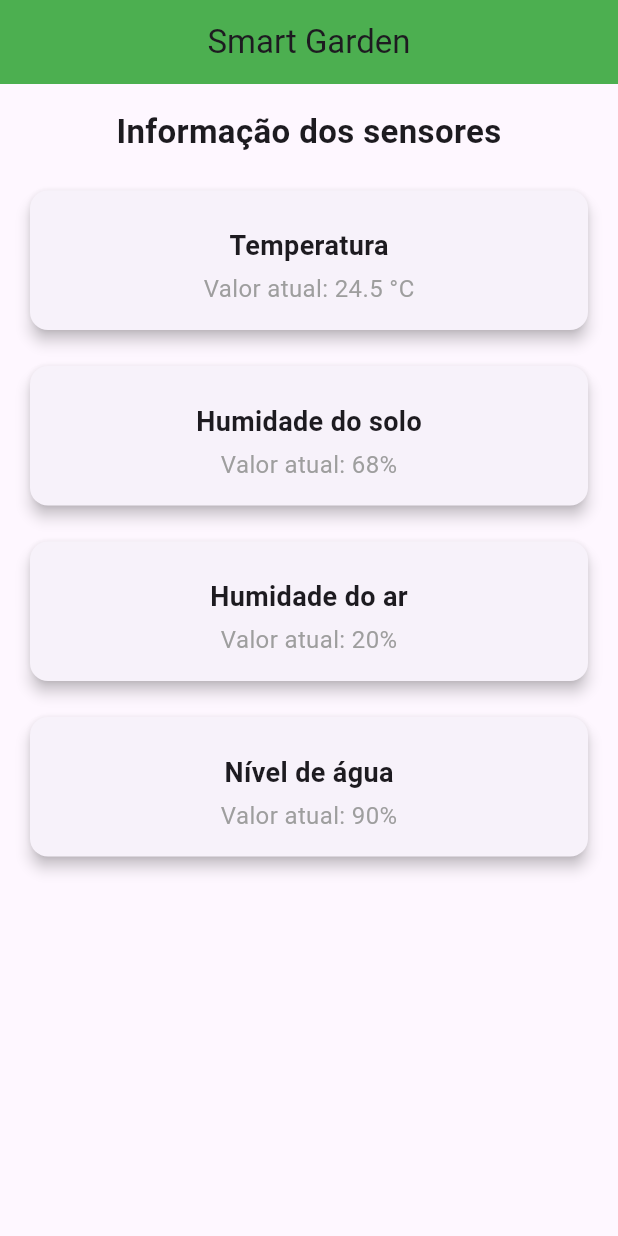
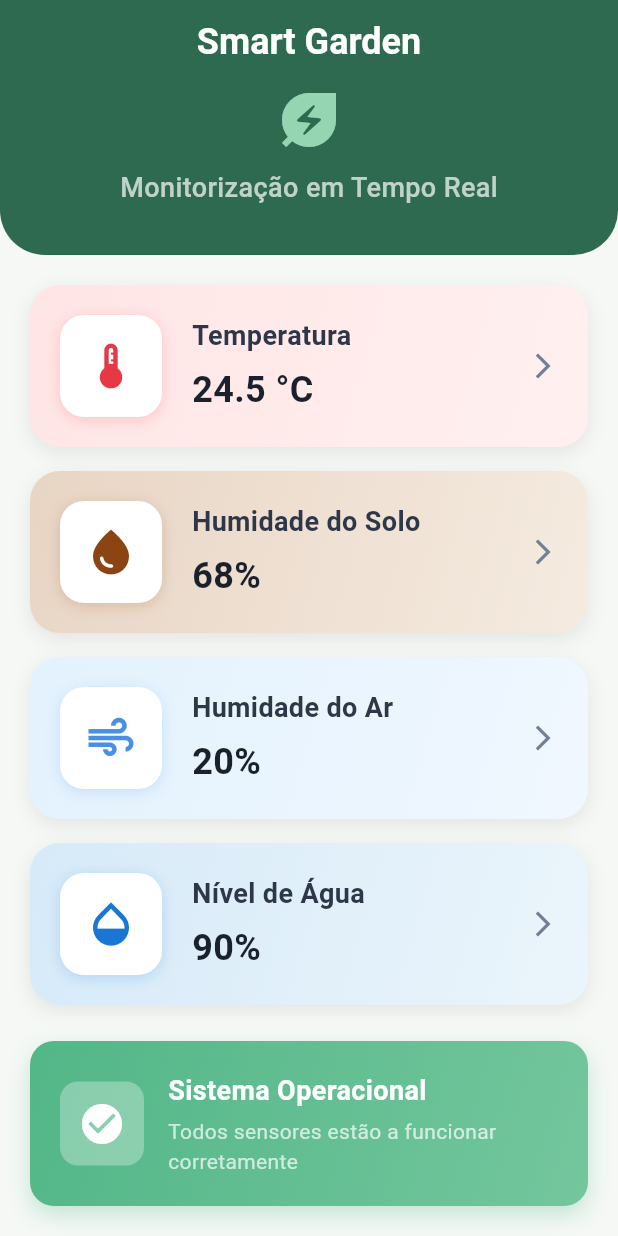
Before and after one commit to francisco5321/Smart-garden, a Flutter app: the screen it shows after launch, on a phone screen of 412 x 824 dp. Run offline on Flutter 3.47's test engine with Material 3 defaults, Android fonts, the phone set to English and light mode, and no system bars.

Commit message:
main screen design update

```diff
--- a/smart_garden/lib/main.dart
+++ b/smart_garden/lib/main.dart
@@ -16,7 +16,7 @@ class SmartGardenApp extends StatelessWidget {
       theme: ThemeData(
         primarySwatch: Colors.green,
       ),
-      home: const main_screen(),
+      home: const MainScreen(),
     );
   }
 }
--- a/smart_garden/lib/screens/main_screen.dart
+++ b/smart_garden/lib/screens/main_screen.dart
@@ -1,143 +1,141 @@
 import 'package:flutter/material.dart';
+import '../widgets/sensor_card.dart';
 
-class main_screen extends StatefulWidget {
-  const main_screen({Key? key}) : super(key: key);
+class MainScreen extends StatelessWidget {
+  const MainScreen({Key? key}) : super(key: key);
 
-  @override
-  State<main_screen> createState() => main_screenState();
-}
-
-class main_screenState extends State<main_screen> {
   @override
   Widget build(BuildContext context) {
     return Scaffold(
+      backgroundColor: const Color(0xFFF5F8F5),
       appBar: AppBar(
-        title: const Text('Smart Garden'),
-        backgroundColor: Colors.green,
+        title: const Text('Smart Garden', style: TextStyle(fontWeight: FontWeight.bold, fontSize: 24)),
+        backgroundColor: const Color(0xFF2D6A4F),
+        foregroundColor: Colors.white,
         centerTitle: true,
+        elevation: 0,
       ),
-      body: Padding(
-        padding: const EdgeInsets.all(16.0),
+      body: SingleChildScrollView(
         child: Column(
-          crossAxisAlignment: CrossAxisAlignment.stretch,
           children: [
-            const Text(
-              'Informação dos sensores',
-              style: TextStyle(
-                fontSize: 22,
-                fontWeight: FontWeight.bold,
+            // Header decorativo
+            Container(
+              width: double.infinity,
+              decoration: const BoxDecoration(
+                color: Color(0xFF2D6A4F),
+                borderRadius: BorderRadius.only(bottomLeft: Radius.circular(30), bottomRight: Radius.circular(30)),
               ),
-              textAlign: TextAlign.center,
-            ),
-            const SizedBox(height: 20),
-
-            // Exemplo de cartão para sensor
-            Card(
-              shape: RoundedRectangleBorder(
-                borderRadius: BorderRadius.circular(12),
-              ),
-              elevation: 4,
-              child: Padding(
-                padding: const EdgeInsets.all(16.0),
+              padding: const EdgeInsets.fromLTRB(24, 0, 24, 32),
               child: Column(
                 children: const [
-                    //Icon(Icons.thermostat, color: Colors.red, size: 40),
+                  Icon(Icons.energy_savings_leaf, size: 48, color: Color(0xFF95D5B2)),
                   SizedBox(height: 8),
                   Text(
-                      'Temperatura',
-                      style: TextStyle(fontSize: 18, fontWeight: FontWeight.w600),
-                    ),
-                    SizedBox(height: 4),
-                    Text(
-                      'Valor atual: 24.5 °C',
-                      style: TextStyle(fontSize: 16, color: Colors.grey),
+                    'Monitorização em Tempo Real',
+                    style: TextStyle(fontSize: 18, color: Colors.white70, fontWeight: FontWeight.w500),
                   ),
                 ],
               ),
             ),
+
+            Padding(
+              padding: const EdgeInsets.all(20.0),
+              child: Column(
+                crossAxisAlignment: CrossAxisAlignment.stretch,
+                children: [
+                  const SensorCard(
+                    icon: Icons.thermostat,
+                    iconColor: Color(0xFFE63946),
+                    title: 'Temperatura',
+                    value: '24.5 °C',
+                    gradientColors: [Color(0xFFFFE5E5), Color(0xFFFFF0F0)],
                   ),
+                  const SizedBox(height: 16),
+                  const SensorCard(
+                    icon: Icons.water_drop,
+                    iconColor: Color(0xFF8B4513),
+                    title: 'Humidade do Solo',
+                    value: '68%',
+                    gradientColors: [Color(0xFFE8D5C4), Color(0xFFF5EBE0)],
+                  ),
+                  const SizedBox(height: 16),
+                  const SensorCard(
+                    icon: Icons.air,
+                    iconColor: Color(0xFF4A90E2),
+                    title: 'Humidade do Ar',
+                    value: '20%',
+                    gradientColors: [Color(0xFFE3F2FD), Color(0xFFF0F7FF)],
+                  ),
+                  const SizedBox(height: 16),
+                  const SensorCard(
+                    icon: Icons.opacity,
+                    iconColor: Color(0xFF1976D2),
+                    title: 'Nível de Água',
+                    value: '90%',
+                    gradientColors: [Color(0xFFD6EAF8), Color(0xFFEBF5FB)],
+                  ),
+                  const SizedBox(height: 24),
 
-            const SizedBox(height: 16),
-
-            // Outro cartão
-            Card(
-              shape: RoundedRectangleBorder(
+                  // System Status Card direto no main_screen
+                  Container(
+                    padding: const EdgeInsets.all(20),
+                    decoration: BoxDecoration(
+                      gradient: const LinearGradient(
+                        colors: [Color(0xFF52B788), Color(0xFF74C69D)],
+                        begin: Alignment.topLeft,
+                        end: Alignment.bottomRight,
+                      ),
+                      borderRadius: BorderRadius.circular(16),
+                      boxShadow: [
+                        BoxShadow(
+                          color: const Color(0xFF52B788).withOpacity(0.3),
+                          blurRadius: 12,
+                          offset: const Offset(0, 6),
+                        ),
+                      ],
+                    ),
+                    child: Row(
+                      children: [
+                        Container(
+                          padding: const EdgeInsets.all(12),
+                          decoration: BoxDecoration(
+                            color: Colors.white.withOpacity(0.3),
                             borderRadius: BorderRadius.circular(12),
                           ),
-              elevation: 4,
-              child: Padding(
-                padding: const EdgeInsets.all(16.0),
+                          child: const Icon(
+                            Icons.check_circle,
+                            color: Colors.white,
+                            size: 32,
+                          ),
+                        ),
+                        const SizedBox(width: 16),
+                        const Expanded(
                           child: Column(
-                  children: const [
-                    //Icon(Icons.water_drop, color: Colors.blue, size: 40),
-                    SizedBox(height: 8),
+                            crossAxisAlignment: CrossAxisAlignment.start,
+                            children: [
                               Text(
-                      'Humidade do solo',
-                      style: TextStyle(fontSize: 18, fontWeight: FontWeight.w600),
+                                'Sistema Operacional',
+                                style: TextStyle(
+                                  fontSize: 18,
+                                  fontWeight: FontWeight.bold,
+                                  color: Colors.white,
+                                ),
                               ),
                               SizedBox(height: 4),
                               Text(
-                      'Valor atual: 68%',
-                      style: TextStyle(fontSize: 16, color: Colors.grey),
+                                'Todos sensores estão a funcionar corretamente',
+                                style: TextStyle(
+                                  fontSize: 14,
+                                  color: Colors.white70,
+                                ),
                               ),
                             ],
                           ),
                         ),
-            ),
-
-            const SizedBox(height: 16),
-
-            // Outro cartão
-            Card(
-              shape: RoundedRectangleBorder(
-                borderRadius: BorderRadius.circular(12),
-              ),
-              elevation: 4,
-              child: Padding(
-                padding: const EdgeInsets.all(16.0),
-                child: Column(
-                  children: const [
-                    //Icon(Icons.water_drop, color: Colors.blue, size: 40),
-                    SizedBox(height: 8),
-                    Text(
-                      'Humidade do ar',
-                      style: TextStyle(fontSize: 18, fontWeight: FontWeight.w600),
-                    ),
-                    SizedBox(height: 4),
-                    Text(
-                      'Valor atual: 20%',
-                      style: TextStyle(fontSize: 16, color: Colors.grey),
-                    ),
                       ],
                     ),
                   ),
-            ),
-
-            const SizedBox(height: 16),
-
-            // Outro cartão
-            Card(
-              shape: RoundedRectangleBorder(
-                borderRadius: BorderRadius.circular(12),
-              ),
-              elevation: 4,
-              child: Padding(
-                padding: const EdgeInsets.all(16.0),
-                child: Column(
-                  children: const [
-                    //Icon(Icons.water_drop, color: Colors.blue, size: 40),
-                    SizedBox(height: 8),
-                    Text(
-                      'Nível de água',
-                      style: TextStyle(fontSize: 18, fontWeight: FontWeight.w600),
-                    ),
-                    SizedBox(height: 4),
-                    Text(
-                      'Valor atual: 90%',
-                      style: TextStyle(fontSize: 16, color: Colors.grey),
-                    ),
                 ],
-                ),
               ),
             ),
           ],
--- /dev/null
+++ b/smart_garden/lib/widgets/sensor_card.dart
@@ -0,0 +1,87 @@
+import 'package:flutter/material.dart';
+
+class SensorCard extends StatelessWidget {
+  final IconData icon;
+  final Color iconColor;
+  final String title;
+  final String value;
+  final List<Color> gradientColors;
+
+  const SensorCard({
+    Key? key,
+    required this.icon,
+    required this.iconColor,
+    required this.title,
+    required this.value,
+    required this.gradientColors,
+  }) : super(key: key);
+
+  @override
+  Widget build(BuildContext context) {
+    return Container(
+      decoration: BoxDecoration(
+        gradient: LinearGradient(
+          colors: gradientColors,
+          begin: Alignment.topLeft,
+          end: Alignment.bottomRight,
+        ),
+        borderRadius: BorderRadius.circular(20),
+        boxShadow: [
+          BoxShadow(
+            color: Colors.black.withOpacity(0.08),
+            blurRadius: 10,
+            offset: const Offset(0, 4),
+          ),
+        ],
+      ),
+      child: Padding(
+        padding: const EdgeInsets.all(20.0),
+        child: Row(
+          children: [
+            Container(
+              padding: const EdgeInsets.all(16),
+              decoration: BoxDecoration(
+                color: Colors.white,
+                borderRadius: BorderRadius.circular(16),
+                boxShadow: [
+                  BoxShadow(
+                    color: iconColor.withOpacity(0.2),
+                    blurRadius: 8,
+                    offset: const Offset(0, 2),
+                  ),
+                ],
+              ),
+              child: Icon(icon, color: iconColor, size: 36),
+            ),
+            const SizedBox(width: 20),
+            Expanded(
+              child: Column(
+                crossAxisAlignment: CrossAxisAlignment.start,
+                children: [
+                  Text(
+                    title,
+                    style: const TextStyle(
+                      fontSize: 18,
+                      fontWeight: FontWeight.w600,
+                      color: Color(0xFF2D3748),
+                    ),
+                  ),
+                  const SizedBox(height: 6),
+                  Text(
+                    value,
+                    style: const TextStyle(
+                      fontSize: 24,
+                      fontWeight: FontWeight.bold,
+                      color: Color(0xFF1A202C),
+                    ),
+                  ),
+                ],
+              ),
+            ),
+            const Icon(Icons.arrow_forward_ios, color: Color(0xFF718096), size: 20),
+          ],
+        ),
+      ),
+    );
+  }
+}
```
Lines whose indentation alone changed are shown as unchanged.
